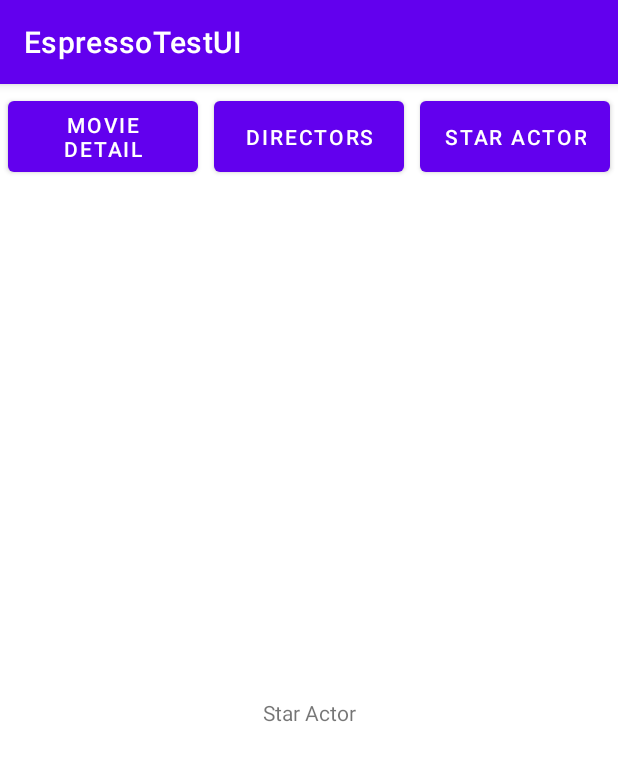
After one commit to HieronimusMorgan/EspressoTestUI, an Android app: the fragment StarActorsFragment placed in its activity, on a phone screen of 412 x 824 dp. The commit adds this screen. Shown: the top 761 px of the screen. Run offline under Robolectric (Android 15) with nearby library versions, the phone set to English and light mode, and no system bars.

Commit message:
complete fragment testing

```diff
--- a/app/src/main/AndroidManifest.xml
+++ b/app/src/main/AndroidManifest.xml
@@ -14,9 +14,6 @@
         android:theme="@style/Theme.EspressoTestUI"
         tools:targetApi="31" >
         <activity
-            android:name=".SecondaryActivity"
-            android:exported="false" />
-        <activity
             android:name=".MainActivity"
             android:exported="true" >
             <intent-filter>
--- a/app/src/main/java/com/morg/espressotestui/MainActivity.java
+++ b/app/src/main/java/com/morg/espressotestui/MainActivity.java
@@ -1,22 +1,38 @@
 package com.morg.espressotestui;
 
-import androidx.appcompat.app.AppCompatActivity;
-
-import android.content.Intent;
 import android.os.Bundle;
 
+import androidx.appcompat.app.AppCompatActivity;
+import androidx.fragment.app.Fragment;
+import androidx.fragment.app.FragmentManager;
+import androidx.fragment.app.FragmentTransaction;
+
 import com.morg.espressotestui.databinding.ActivityMainBinding;
+import com.morg.espressotestui.fragment.DirectorsFragment;
+import com.morg.espressotestui.fragment.MovieDetailFragment;
+import com.morg.espressotestui.fragment.StarActorsFragment;
+
+import java.util.Objects;
 
 public class MainActivity extends AppCompatActivity {
     ActivityMainBinding binding;
+
     @Override
     protected void onCreate(Bundle savedInstanceState) {
         super.onCreate(savedInstanceState);
         binding = ActivityMainBinding.inflate(getLayoutInflater());
         setContentView(binding.getRoot());
+        binding.btnDirectors.setOnClickListener(view -> changeFragment(new DirectorsFragment()));
+        binding.btnMovieDetail.setOnClickListener(view -> changeFragment(new MovieDetailFragment()));
+        binding.btnStarActor.setOnClickListener(view -> changeFragment(new StarActorsFragment()));
 
-        binding.buttonNextActivity.setOnClickListener(view -> {
-            startActivity(new Intent(this, SecondaryActivity.class));
-        });
+    }
+
+    private void changeFragment(Fragment fragment) {
+        FragmentManager fm = getSupportFragmentManager();
+        FragmentTransaction ft = fm.beginTransaction();
+        ft.replace(R.id.container, Objects.requireNonNull(fragment));
+        ft.setTransition(FragmentTransaction.TRANSIT_FRAGMENT_OPEN);
+        ft.commit();
     }
 }
--- /dev/null
+++ b/app/src/main/java/com/morg/espressotestui/fragment/StarActorsFragment.java
@@ -0,0 +1,61 @@
+package com.morg.espressotestui.fragment;
+
+import android.os.Bundle;
+
+import androidx.fragment.app.Fragment;
+
+import android.view.LayoutInflater;
+import android.view.View;
+import android.view.ViewGroup;
+
+import com.morg.espressotestui.R;
+
+public class StarActorsFragment extends Fragment {
+
+    // TODO: Rename parameter arguments, choose names that match
+    // the fragment initialization parameters, e.g. ARG_ITEM_NUMBER
+    private static final String ARG_PARAM1 = "param1";
+    private static final String ARG_PARAM2 = "param2";
+
+    // TODO: Rename and change types of parameters
+    private String mParam1;
+    private String mParam2;
+
+    public StarActorsFragment() {
+        // Required empty public constructor
+    }
+
+    /**
+     * Use this factory method to create a new instance of
+     * this fragment using the provided parameters.
+     *
+     * @param param1 Parameter 1.
+     * @param param2 Parameter 2.
+     * @return A new instance of fragment StarActorsFragment.
+     */
+    // TODO: Rename and change types and number of parameters
+    public static StarActorsFragment newInstance(String param1, String param2) {
+        StarActorsFragment fragment = new StarActorsFragment();
+        Bundle args = new Bundle();
+        args.putString(ARG_PARAM1, param1);
+        args.putString(ARG_PARAM2, param2);
+        fragment.setArguments(args);
+        return fragment;
+    }
+
+    @Override
+    public void onCreate(Bundle savedInstanceState) {
+        super.onCreate(savedInstanceState);
+        if (getArguments() != null) {
+            mParam1 = getArguments().getString(ARG_PARAM1);
+            mParam2 = getArguments().getString(ARG_PARAM2);
+        }
+    }
+
+    @Override
+    public View onCreateView(LayoutInflater inflater, ViewGroup container,
+                             Bundle savedInstanceState) {
+        // Inflate the layout for this fragment
+        return inflater.inflate(R.layout.fragment_star_actors, container, false);
+    }
+}
--- a/app/src/main/res/layout/activity_main.xml
+++ b/app/src/main/res/layout/activity_main.xml
@@ -1,30 +1,46 @@
 <?xml version="1.0" encoding="utf-8"?>
-<androidx.constraintlayout.widget.ConstraintLayout xmlns:android="http://schemas.android.com/apk/res/android"
-    xmlns:app="http://schemas.android.com/apk/res-auto"
+<LinearLayout xmlns:android="http://schemas.android.com/apk/res/android"
     android:layout_width="match_parent"
     android:layout_height="match_parent"
+    android:orientation="vertical"
     android:id="@+id/main">
 
-    <TextView
-        android:layout_width="wrap_content"
+    <LinearLayout
+        android:layout_width="match_parent"
         android:layout_height="wrap_content"
-        app:layout_constraintTop_toTopOf="parent"
-        app:layout_constraintRight_toRightOf="parent"
-        app:layout_constraintLeft_toLeftOf="parent"
-        android:id="@+id/activity_main_title"
-        android:text="@string/text_mainactivity"
-        android:textSize="25sp"
-        android:textColor="#000"
-        android:layout_marginTop="80dp" />
+        android:orientation="horizontal"
+        android:weightSum="3">
 
-    <Button
-        android:layout_width="wrap_content"
-        android:layout_height="wrap_content"
-        android:id="@+id/button_next_activity"
-        app:layout_constraintLeft_toLeftOf="parent"
-        app:layout_constraintRight_toRightOf="parent"
-        app:layout_constraintTop_toBottomOf="@+id/activity_main_title"
-        android:layout_marginTop="50dp"
-        android:text="@string/text_next" />
+        <com.google.android.material.button.MaterialButton
+            android:id="@+id/btn_movie_detail"
+            android:layout_width="match_parent"
+            android:layout_height="match_parent"
+            android:layout_margin="5dp"
+            android:layout_weight="1"
+            android:text="@string/movie_detail" />
 
-</androidx.constraintlayout.widget.ConstraintLayout>
+        <com.google.android.material.button.MaterialButton
+            android:id="@+id/btn_directors"
+            android:layout_width="match_parent"
+            android:layout_height="match_parent"
+            android:layout_margin="5dp"
+            android:layout_weight="1"
+            android:text="@string/directors" />
+
+        <com.google.android.material.button.MaterialButton
+            android:id="@+id/btn_star_actor"
+            android:layout_width="match_parent"
+            android:layout_height="match_parent"
+            android:layout_margin="5dp"
+            android:layout_weight="1"
+            android:text="@string/star_actor" />
+    </LinearLayout>
+
+
+    <FrameLayout
+        android:id="@+id/container"
+        android:layout_width="match_parent"
+        android:layout_height="match_parent" />
+
+
+</LinearLayout>
--- /dev/null
+++ b/app/src/main/res/layout/fragment_star_actors.xml
@@ -0,0 +1,21 @@
+<?xml version="1.0" encoding="utf-8"?>
+<FrameLayout xmlns:android="http://schemas.android.com/apk/res/android"
+    xmlns:tools="http://schemas.android.com/tools"
+    android:layout_width="match_parent"
+    android:layout_height="match_parent"
+    android:id="@+id/fragment_star_actor_parent"
+    tools:context=".fragment.StarActorsFragment">
+
+    <LinearLayout
+        android:layout_width="match_parent"
+        android:layout_height="match_parent"
+        android:orientation="vertical">
+        <TextView
+            android:id="@+id/tv_star_actors"
+            android:layout_width="match_parent"
+            android:gravity="center"
+            android:text="@string/star_actor"
+            android:layout_height="match_parent"/>
+    </LinearLayout>
+
+</FrameLayout>
--- a/app/src/main/res/values/strings.xml
+++ b/app/src/main/res/values/strings.xml
@@ -8,4 +8,9 @@
     <string name="text_mainactivity">MainActivity</string>
     <string name="text_back">Back</string>
     <string name="text_secondaryactivity">SecondaryActivity</string>
+    <!-- TODO: Remove or change this placeholder text -->
+    <string name="hello_blank_fragment">Hello blank fragment</string>
+    <string name="star_actor">Star Actor</string>
+    <string name="directors">Directors</string>
+    <string name="movie_detail">Movie Detail</string>
 </resources>
```
Also changed, not shown: app/src/main/java/com/morg/espressotestui/SecondaryActivity.java (deleted, +0 -19 lines), app/src/main/java/com/morg/espressotestui/fragment/DirectorsFragment.java (added, +48 -0 lines), app/src/main/java/com/morg/espressotestui/fragment/MovieDetailFragment.java (added, +31 -0 lines), app/src/main/res/layout/activity_secondary.xml (deleted, +0 -32 lines), app/src/main/res/layout/fragment_directors.xml (added, +22 -0 lines), app/src/main/res/layout/fragment_movie_detail.xml (added, +22 -0 lines), 3 other files.
